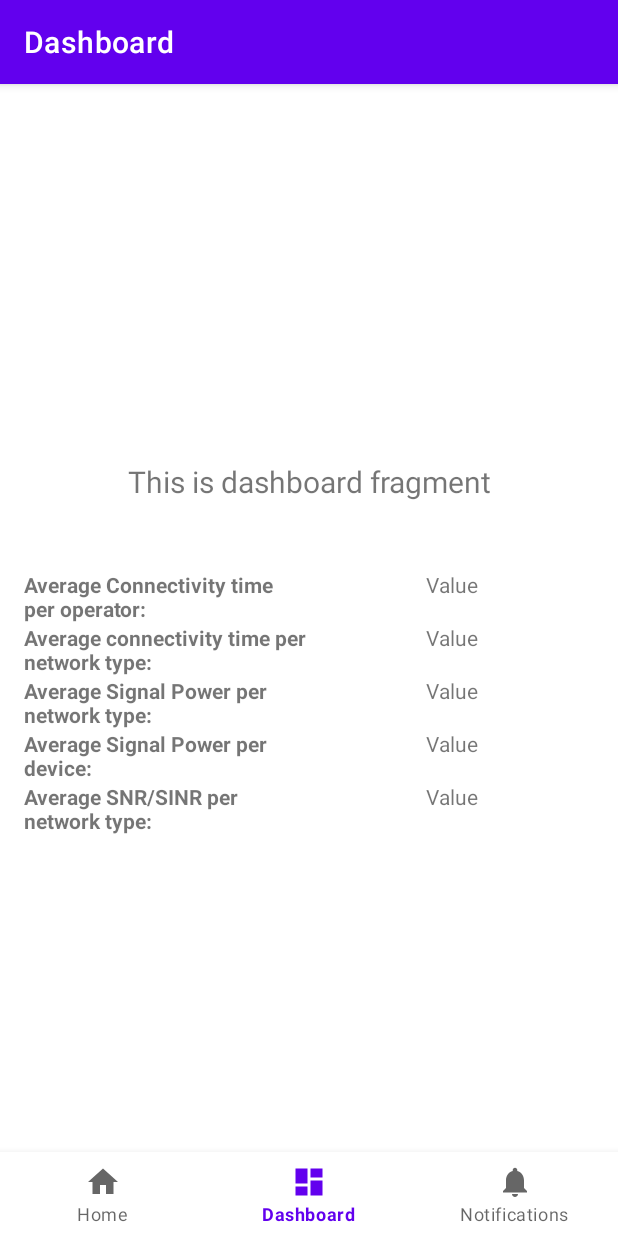
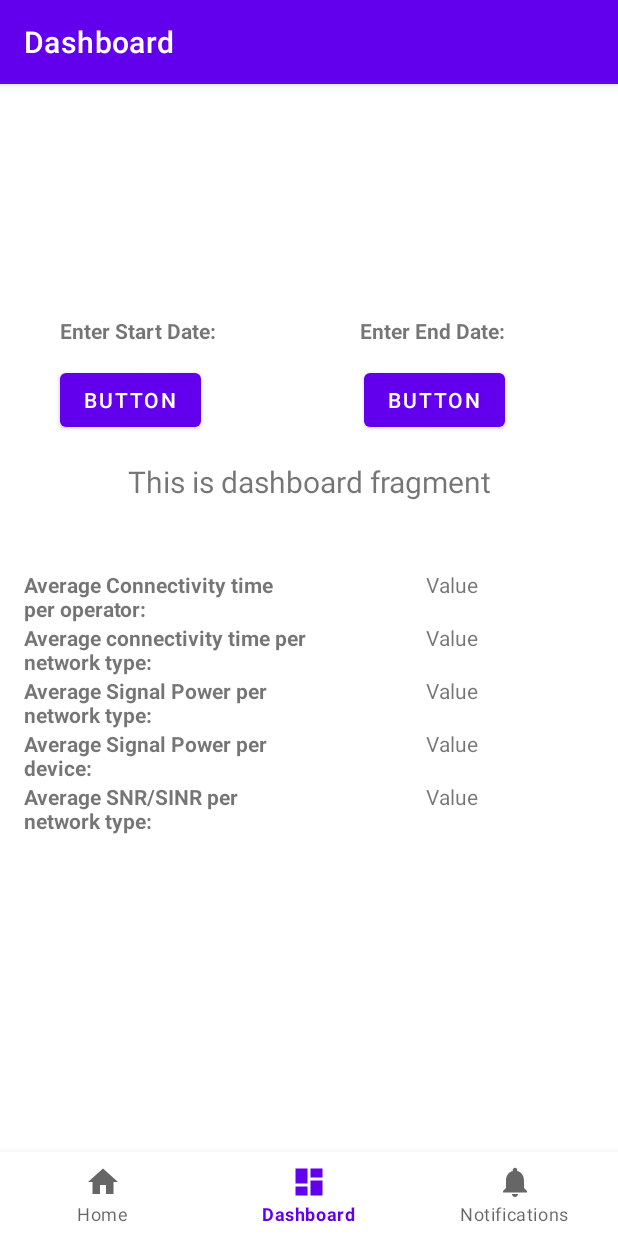
Before and after one commit to omarram811/MyApplication5, an Android app: the DashboardFragment screen opened through its navigation route, on a phone screen of 412 x 824 dp. Run offline under Robolectric (Android 15) with nearby library versions, the phone set to English and light mode, and no system bars; our stand-ins replace navigation-ui.

Commit message:
Addedd Start & End buttons in Dashboard fragment

```diff
--- a/app/src/main/java/com/example/myapplication5/MainActivity.java
+++ b/app/src/main/java/com/example/myapplication5/MainActivity.java
@@ -63,7 +63,7 @@ public class MainActivity extends AppCompatActivity {
     Button button;
     private static final int PERMISSION_REQUEST_CODE = 1001;
 
-    private DatabaseHelper dbHelper;
+    protected DatabaseHelper dbHelper;
     MyThread myThread;
 
     @Override
@@ -108,6 +108,11 @@ public class MainActivity extends AppCompatActivity {
             }
         });
 
+    }
+
+    // Method to provide access to dbHelper
+    private DatabaseHelper getDbHelper() {
+        return dbHelper;
     }
 
 
--- a/app/src/main/java/com/example/myapplication5/UIDataExtractor.java
+++ b/app/src/main/java/com/example/myapplication5/UIDataExtractor.java
@@ -3,6 +3,7 @@ package com.example.myapplication5;
 
 import android.Manifest;
 import android.content.pm.PackageManager;
+import android.database.sqlite.SQLiteDatabase;
 import android.telephony.CellIdentityGsm;
 import android.telephony.CellIdentityLte;
 import android.telephony.CellIdentityWcdma;
@@ -27,10 +28,12 @@ import android.content.Context;
 
 import android.os.Bundle;
 import android.telephony.TelephonyManager;
+import android.util.Log;
 import android.view.LayoutInflater;
 import android.view.View;
 import android.view.ViewGroup;
 import android.widget.TextView;
+import android.widget.Toast;
 
 import androidx.annotation.NonNull;
 import androidx.core.app.ActivityCompat;
@@ -207,6 +210,39 @@ public class UIDataExtractor {
     }
 
 
+    /*public static void insertCellInfo(String operator, String signalPower, String snr, String networkType, String frequencyBand, String cellId, String timestamp) {
+        MainActivity mainActivity = new MainActivity();
+        DatabaseHelper dbHelper = mainActivity.getDbHelper();
+        SQLiteDatabase db = dbHelper.getWritableDatabase();
+        db.beginTransaction();
+        try{
+            ContentValues values = new ContentValues();
+            values.put(CellInfoContract.CellInfoEntry.COLUMN_NAME_OPERATOR, operator);
+            values.put(CellInfoContract.CellInfoEntry.COLUMN_NAME_SIGNAL_POWER, signalPower);
+            values.put(CellInfoContract.CellInfoEntry.COLUMN_NAME_SNR, snr);
+            values.put(CellInfoContract.CellInfoEntry.COLUMN_NAME_NETWORK_TYPE, networkType);
+            values.put(CellInfoContract.CellInfoEntry.COLUMN_NAME_FREQUENCY_BAND, frequencyBand);
+            values.put(CellInfoContract.CellInfoEntry.COLUMN_NAME_CELL_ID, cellId);
+            values.put(CellInfoContract.CellInfoEntry.COLUMN_NAME_TIMESTAMP, timestamp);
+
+            long newRowId = db.insert(CellInfoContract.CellInfoEntry.TABLE_NAME, null, values);
+            if (newRowId == -1) {
+                Toast.makeText(mainActivity, "Error inserting cell info", Toast.LENGTH_SHORT).show();
+                Log.e("Insertion Error", "Error inserting cell info");
+            } else {
+                Toast.makeText(mainActivity, "Cell info inserted with row ID: " + newRowId, Toast.LENGTH_SHORT).show();
+            }
+            db.setTransactionSuccessful();
+        }
+        catch (Exception e) {
+            e.printStackTrace();
+            Log.e("Insertion Error", "Error inserting cell info: " + e.getMessage());
+        } finally {
+            db.endTransaction();
+        }
+    }*/
+
+
 
 
 }
--- a/app/src/main/java/com/example/myapplication5/ui/dashboard/DashboardFragment.java
+++ b/app/src/main/java/com/example/myapplication5/ui/dashboard/DashboardFragment.java
@@ -10,10 +10,22 @@ import androidx.annotation.NonNull;
 import androidx.fragment.app.Fragment;
 import androidx.lifecycle.ViewModelProvider;
 
+import android.app.DatePickerDialog;
+import android.app.TimePickerDialog;
+import android.widget.Button;
+import com.example.myapplication5.R;
+import java.text.SimpleDateFormat;
+
+import java.util.Calendar;
+
 import com.example.myapplication5.databinding.FragmentDashboardBinding;
 
 public class DashboardFragment extends Fragment {
 
+    private TextView textStartView;
+    private TextView textEndView;
+    private Button buttonStart;
+    private Button buttonEnd;
     private FragmentDashboardBinding binding;
 
     public View onCreateView(@NonNull LayoutInflater inflater,
@@ -24,9 +36,46 @@ public class DashboardFragment extends Fragment {
         binding = FragmentDashboardBinding.inflate(inflater, container, false);
         View root = binding.getRoot();
 
+        textStartView = root.findViewById(R.id.textStart);
+        textEndView = root.findViewById(R.id.textEnd);
+        buttonStart = root.findViewById(R.id.buttonStart);
+        buttonEnd = root.findViewById(R.id.buttonEnd);
+
+        buttonStart.setOnClickListener(view -> {
+
+            showDateTimeDialog(textStartView);
+        });
+
+        buttonEnd.setOnClickListener(view -> {
+            showDateTimeDialog(textEndView);
+        });
+
         final TextView textView = binding.textDashboard;
         dashboardViewModel.getText().observe(getViewLifecycleOwner(), textView::setText);
         return root;
+    }
+
+    private void showDateTimeDialog(final TextView textView) {
+        final Calendar calendar=Calendar.getInstance();
+        DatePickerDialog.OnDateSetListener dateSetListener= (view, year, month, dayOfMonth) -> {
+            calendar.set(Calendar.YEAR,year);
+            calendar.set(Calendar.MONTH,month);
+            calendar.set(Calendar.DAY_OF_MONTH,dayOfMonth);
+
+            TimePickerDialog.OnTimeSetListener timeSetListener= (view1, hourOfDay, minute) -> {
+                calendar.set(Calendar.HOUR_OF_DAY,hourOfDay);
+                calendar.set(Calendar.MINUTE,minute);
+
+                SimpleDateFormat simpleDateFormat=new SimpleDateFormat("yy-MM-dd HH:mm");
+
+                textView.setText(simpleDateFormat.format(calendar.getTime()));
+            };
+
+            new TimePickerDialog(requireContext(),timeSetListener,calendar.get(Calendar.HOUR_OF_DAY),calendar.get(Calendar.MINUTE),false).show();
+        };
+
+        new DatePickerDialog(requireContext(),dateSetListener,calendar.get(Calendar.YEAR),calendar.get(Calendar.MONTH),calendar.get(Calendar.DAY_OF_MONTH)).show();
+
     }
 
     @Override
--- a/app/src/main/java/com/example/myapplication5/ui/home/HomeFragment.java
+++ b/app/src/main/java/com/example/myapplication5/ui/home/HomeFragment.java
@@ -14,6 +14,8 @@ import androidx.annotation.NonNull;
 import androidx.fragment.app.Fragment;
 import androidx.lifecycle.ViewModelProvider;
 
+import com.example.myapplication5.DatabaseHelper;
+import com.example.myapplication5.MainActivity;
 import com.example.myapplication5.R;
 import com.example.myapplication5.databinding.FragmentHomeBinding;
 
@@ -32,6 +34,7 @@ public class HomeFragment extends Fragment {
 
         binding = FragmentHomeBinding.inflate(inflater, container, false);
         View root = binding.getRoot();
+
 
 
         Context context = requireContext();
@@ -58,6 +61,9 @@ public class HomeFragment extends Fragment {
         TextView FrequencyText = root.findViewById(R.id.frequencyText);
         FrequencyText.setText(UIDataExtractor.getFrequency(context));
 
+        //UIDataExtractor.insertCellInfo(UIDataExtractor.getOperator(context), UIDataExtractor.getSignalStrength(context), UIDataExtractor.getSNR(context), UIDataExtractor.getNetworkType(context), UIDataExtractor.getFrequency(context), UIDataExtractor.getCellID(context), UIDataExtractor.getDate(context));
+
+
 
         final TextView textView = binding.textHome;
         homeViewModel.getText().observe(getViewLifecycleOwner(), textView::setText);
--- a/app/src/main/res/layout/fragment_dashboard.xml
+++ b/app/src/main/res/layout/fragment_dashboard.xml
@@ -5,6 +5,7 @@
     android:layout_width="match_parent"
     android:layout_height="match_parent"
     tools:context=".ui.dashboard.DashboardFragment">
+
 
     <TableLayout
         android:id="@+id/statistics_table"
@@ -127,4 +128,60 @@
         app:layout_constraintTop_toTopOf="parent"
         app:layout_constraintVertical_bias="0.277" />
 
+    <Button
+        android:id="@+id/buttonStart"
+        android:layout_width="wrap_content"
+        android:layout_height="wrap_content"
+        android:text="Button"
+        app:layout_constraintBottom_toTopOf="@+id/text_dashboard"
+        app:layout_constraintEnd_toEndOf="parent"
+        app:layout_constraintHorizontal_bias="0.126"
+        app:layout_constraintStart_toStartOf="parent"
+        app:layout_constraintTop_toTopOf="parent"
+        app:layout_constraintVertical_bias="0.888" />
+
+    <Button
+        android:id="@+id/buttonEnd"
+        android:layout_width="wrap_content"
+        android:layout_height="wrap_content"
+        android:text="Button"
+        app:layout_constraintBottom_toTopOf="@+id/text_dashboard"
+        app:layout_constraintEnd_toEndOf="parent"
+        app:layout_constraintHorizontal_bias="0.763"
+        app:layout_constraintStart_toStartOf="parent"
+        app:layout_constraintTop_toTopOf="parent"
+        app:layout_constraintVertical_bias="0.888" />
+
+    <TextView
+        android:id="@+id/textStart"
+        android:layout_width="0dp"
+        android:layout_height="wrap_content"
+        android:layout_marginStart="40dp"
+        android:layout_marginTop="16dp"
+        android:layout_weight="1"
+        android:text="Enter Start Date:"
+        android:textStyle="bold"
+        app:layout_constraintBottom_toTopOf="@+id/text_dashboard"
+        app:layout_constraintStart_toStartOf="parent"
+        app:layout_constraintTop_toTopOf="parent"
+        app:layout_constraintVertical_bias="0.518" />
+
+
+    <TextView
+        android:id="@+id/textEnd"
+        android:layout_width="0dp"
+        android:layout_height="wrap_content"
+        android:layout_marginStart="240dp"
+        android:layout_marginTop="16dp"
+        android:layout_weight="1"
+        android:text="Enter End Date:"
+        android:textStyle="bold"
+        app:layout_constraintBottom_toTopOf="@+id/text_dashboard"
+        app:layout_constraintStart_toStartOf="parent"
+        app:layout_constraintTop_toTopOf="parent"
+        app:layout_constraintVertical_bias="0.518" />
+
+
+
+
 </androidx.constraintlayout.widget.ConstraintLayout>
--- a/app/src/main/res/values/themes.xml
+++ b/app/src/main/res/values/themes.xml
@@ -13,4 +13,8 @@
         <item name="android:statusBarColor">?attr/colorPrimaryVariant</item>
         <!-- Customize your theme here. -->
     </style>
+
+    <style name="DialogTheme" parent ="Theme.MaterialComponents.DayNight.Dialog">
+        <item name="colorAccent">@color/purple_500</item>
+    </style>
 </resources>
```
